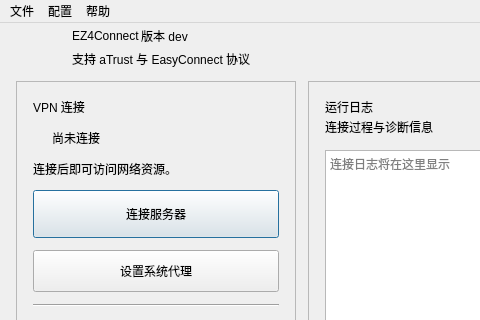
Qt form presentation/main/mainwindow.ui (Conduit-Club/SHOUConnect) before a commit; both pictures show x 0 to 480 and y 0 to 320 of the 822 by 583 pixel window.
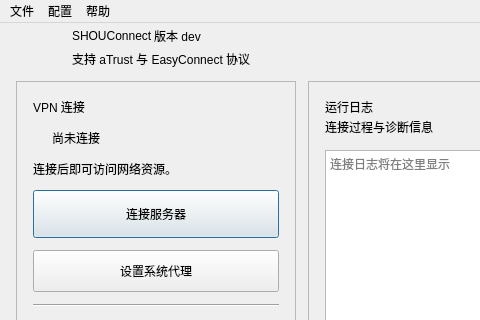
The same form after that commit. Icons and pictures are not drawn.

Commit message: modify: from EZ4Connect to SHOUConnect

What changed in the file:
```diff
--- a/presentation/main/mainwindow.ui
+++ b/presentation/main/mainwindow.ui
@@ -73,7 +73,7 @@
           <item>
            <widget class="QLabel" name="applicationNameLabel">
             <property name="text">
-             <string>EZ4Connect</string>
+             <string>SHOUConnect</string>
             </property>
            </widget>
           </item>
```
Left out of the diff: 2 changed lines with no effect on the pictures. The commit also changes 29 other files.
